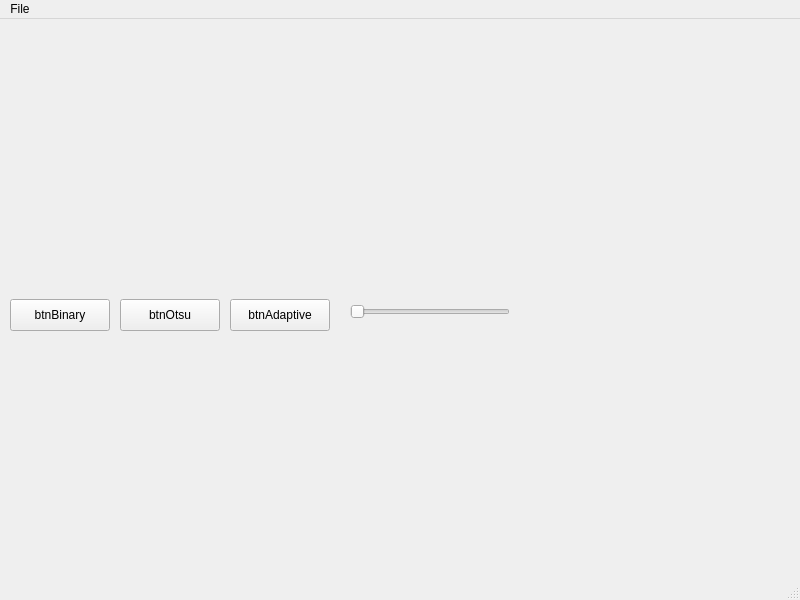
This is src/mainwindow.ui in arcreane/opencv-project-erasmus-team as Qt 5 draws it before an edit. The edited form follows.
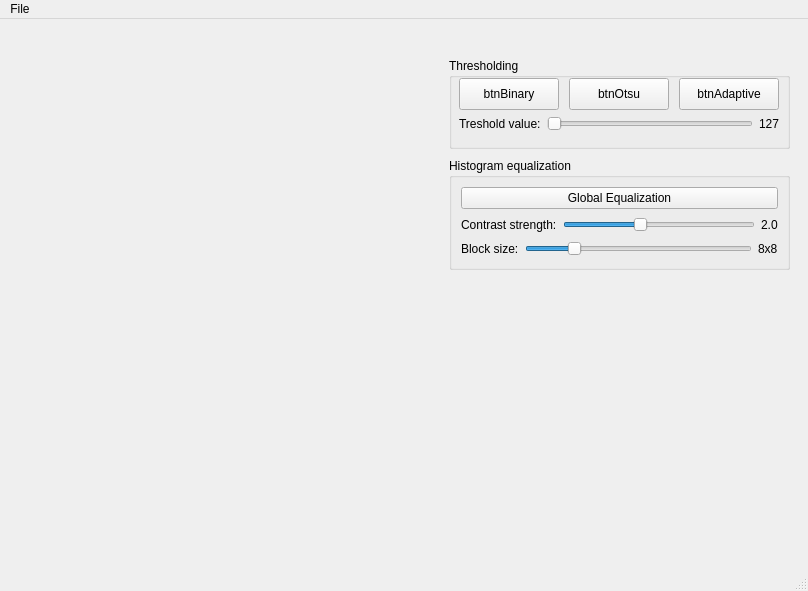
This is the edited form.

Commit message: feat/fix: complete histogram equalizatio and CLAHE sliders with UI scaling fixes. Fixed UI so the layout is more readable

What changed in the file:
```diff
--- a/src/mainwindow.ui
+++ b/src/mainwindow.ui
@@ -6,32 +6,74 @@
   <rect>
    <x>0</x>
    <y>0</y>
-   <width>800</width>
-   <height>600</height>
+    <width>808</width>
+    <height>591</height>
   </rect>
  </property>
  <property name="windowTitle">
   <string>MainWindow</string>
  </property>
  <widget class="QWidget" name="centralwidget">
+   <layout class="QHBoxLayout" name="horizontalLayout_2">
+    <item>
   <widget class="QLabel" name="imageLabel">
-   <property name="geometry">
-    <rect>
-     <x>37</x>
-     <y>10</y>
-     <width>611</width>
-     <height>261</height>
-    </rect>
+      <property name="sizePolicy">
+       <sizepolicy hsizetype="Ignored" vsizetype="Ignored">
+        <horstretch>0</horstretch>
+        <verstretch>0</verstretch>
+       </sizepolicy>
+      </property>
+      <property name="minimumSize">
+       <size>
+        <width>400</width>
+        <height>300</height>
+       </size>
+      </property>
+      <property name="maximumSize">
+       <size>
+        <width>650</width>
+        <height>500</height>
+       </size>
    </property>
    <property name="text">
     <string/>
    </property>
-  </widget>
+      <property name="scaledContents">
+       <bool>false</bool>
+      </property>
+     </widget>
+    </item>
+    <item>
+     <widget class="QWidget" name="sidebarTools" native="true">
+      <property name="minimumSize">
+       <size>
+        <width>360</width>
+        <height>0</height>
+       </size>
+      </property>
+      <property name="maximumSize">
+       <size>
+        <width>370</width>
+        <height>16777215</height>
+       </size>
+      </property>
+      <widget class="QGroupBox" name="groupBinarization">
+       <property name="geometry">
+        <rect>
+         <x>20</x>
+         <y>30</y>
+         <width>341</width>
+         <height>91</height>
+        </rect>
+       </property>
+       <property name="title">
+        <string>Thresholding</string>
+       </property>
   <widget class="QPushButton" name="btnBinary">
    <property name="geometry">
     <rect>
      <x>10</x>
-     <y>280</y>
+          <y>20</y>
      <width>100</width>
      <height>32</height>
     </rect>
@@ -44,7 +86,7 @@
    <property name="geometry">
     <rect>
      <x>120</x>
-     <y>280</y>
+          <y>20</y>
      <width>100</width>
      <height>32</height>
     </rect>
@@ -57,7 +99,7 @@
    <property name="geometry">
     <rect>
      <x>230</x>
-     <y>280</y>
+          <y>20</y>
      <width>100</width>
      <height>32</height>
     </rect>
@@ -66,19 +108,135 @@
     <string>btnAdaptive</string>
    </property>
   </widget>
+       <widget class="QWidget" name="">
+        <property name="geometry">
+         <rect>
+          <x>10</x>
+          <y>50</y>
+          <width>321</width>
+          <height>31</height>
+         </rect>
+        </property>
+        <layout class="QHBoxLayout" name="horizontalLayout">
+         <item>
+          <widget class="QLabel" name="label">
+           <property name="text">
+            <string>Treshold value:</string>
+           </property>
+          </widget>
+         </item>
+         <item>
   <widget class="QSlider" name="sliderThresh">
+           <property name="orientation">
+            <enum>Qt::Orientation::Horizontal</enum>
+           </property>
+          </widget>
+         </item>
+         <item>
+          <widget class="QLabel" name="labelThreshValue">
+           <property name="text">
+            <string>127</string>
+           </property>
+          </widget>
+         </item>
+        </layout>
+       </widget>
+      </widget>
+      <widget class="QGroupBox" name="groupContrast">
    <property name="geometry">
     <rect>
-     <x>350</x>
-     <y>280</y>
-     <width>160</width>
-     <height>25</height>
-    </rect>
-   </property>
+         <x>20</x>
+         <y>130</y>
+         <width>341</width>
+         <height>112</height>
+        </rect>
+       </property>
+       <property name="title">
+        <string>Histogram equalization </string>
+       </property>
+       <layout class="QVBoxLayout" name="verticalLayout">
+        <item>
+         <widget class="QPushButton" name="buttonGlobalEq">
+          <property name="text">
+           <string>Global Equalization</string>
+          </property>
+         </widget>
+        </item>
+        <item>
+         <layout class="QHBoxLayout" name="horizontalLayout_3">
+          <item>
+           <widget class="QLabel" name="label_2">
+            <property name="text">
+             <string>Contrast strength:</string>
+            </property>
+           </widget>
+          </item>
+          <item>
+           <widget class="QSlider" name="sliderClipLimit">
+            <property name="minimum">
+             <number>1</number>
+            </property>
+            <property name="maximum">
+             <number>100</number>
+            </property>
+            <property name="value">
+             <number>40</number>
+            </property>
    <property name="orientation">
     <enum>Qt::Orientation::Horizontal</enum>
    </property>
   </widget>
+          </item>
+          <item>
+           <widget class="QLabel" name="labelClipValue">
+            <property name="text">
+             <string>2.0</string>
+            </property>
+           </widget>
+          </item>
+         </layout>
+        </item>
+        <item>
+         <layout class="QHBoxLayout" name="horizontalLayout_4">
+          <item>
+           <widget class="QLabel" name="label_3">
+            <property name="text">
+             <string>Block size:</string>
+            </property>
+           </widget>
+          </item>
+          <item>
+           <widget class="QSlider" name="sliderGridSize">
+            <property name="minimum">
+             <number>2</number>
+            </property>
+            <property name="maximum">
+             <number>32</number>
+            </property>
+            <property name="value">
+             <number>8</number>
+            </property>
+            <property name="orientation">
+             <enum>Qt::Orientation::Horizontal</enum>
+            </property>
+           </widget>
+          </item>
+          <item>
+           <widget class="QLabel" name="labelGridValue">
+            <property name="text">
+             <string>8x8</string>
+            </property>
+           </widget>
+          </item>
+         </layout>
+        </item>
+       </layout>
+      </widget>
+     </widget>
+    </item>
+   </layout>
+   <zorder>sidebarTools</zorder>
+   <zorder>imageLabel</zorder>
  </widget>
  <widget class="QStatusBar" name="statusbar"/>
  <widget class="QMenuBar" name="menubar">
@@ -86,7 +244,7 @@
    <rect>
     <x>0</x>
     <y>0</y>
-    <width>800</width>
+     <width>808</width>
     <height>33</height>
    </rect>
   </property>
```
Lines whose indentation alone changed are shown as unchanged. The commit also changes 4 other files.
